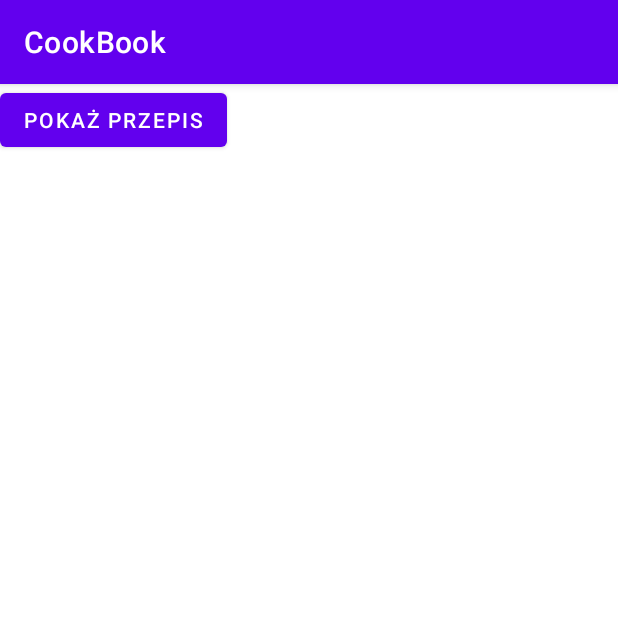
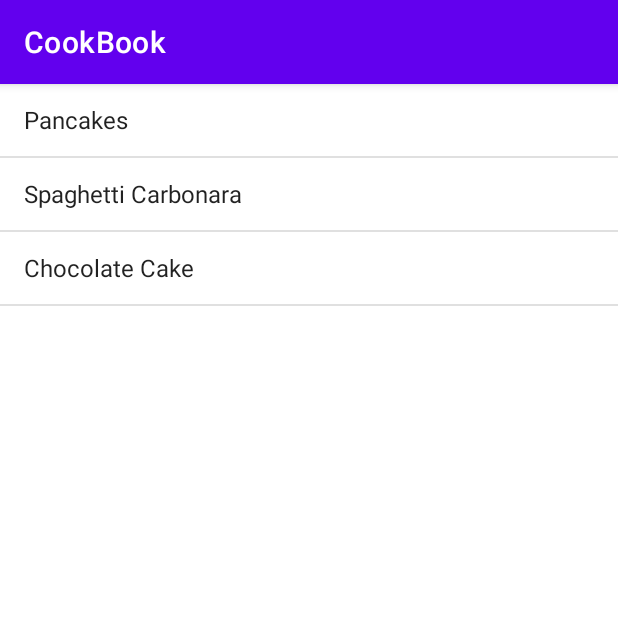
Before and after one commit to kaoiks/mobile_apps_lab, an Android app: the screen it shows after launch (MainActivity), on a phone screen of 412 x 824 dp, the top half of it. Run offline under Robolectric (Android 15) with nearby library versions, the phone set to English and light mode, and no system bars.

```diff
--- a/app/src/main/java/com/example/cookbook/Recipe.kt
+++ b/app/src/main/java/com/example/cookbook/Recipe.kt
@@ -3,9 +3,6 @@ package com.example.cookbook
 class Recipe(
     private val name: String,
     private val recipe: String) {
-
-    public final Recipe[]
-
 
     fun getRecipe(): String {
         return recipe
@@ -18,4 +15,12 @@ class Recipe(
     override fun toString(): String {
         return name
     }
+
+    companion object {
+        val recipes = arrayOf(
+            Recipe("Pancakes", " 1. Mix flour, sugar, and baking powder in a bowl.\n 2. In a separate bowl, mix milk, egg, and melted butter.\n 3. Pour wet ingredients into dry ingredients and mix until just combined.\n 4. Cook on a greased skillet over medium heat."),
+            Recipe("Spaghetti Carbonara", " 1. Cook spaghetti in salted boiling water.\n 2. Fry pancetta or bacon until crispy.\n 3. Beat eggs and mix in grated Parmesan cheese.\n 4. Drain spaghetti and add to the pan with the pancetta.\n 5. Pour egg mixture over spaghetti and cook until sauce thickens."),
+            Recipe("Chocolate Cake", " 1. Preheat oven to 350°F. 2. Mix flour, sugar, cocoa powder, baking soda, and salt in a bowl. 3. In a separate bowl, mix water, oil, vinegar, and vanilla extract. 4. Pour wet ingredients into dry ingredients and mix until just combined. 5. Pour batter into a greased cake pan and bake for 30-35 minutes."),
+        )
+    }
 }
--- /dev/null
+++ b/app/src/main/java/com/example/cookbook/RecipeListFragment.kt
@@ -0,0 +1,62 @@
+package com.example.cookbook
+
+import android.content.Context
+import android.content.Intent
+import android.os.Bundle
+import android.util.Log
+import android.view.LayoutInflater
+import android.view.View
+import android.view.ViewGroup
+import android.widget.ArrayAdapter
+import android.widget.ListView
+import androidx.fragment.app.FragmentTransaction
+import androidx.fragment.app.ListFragment
+import android.R as RR
+import androidx.appcompat.app.AppCompatActivity
+import androidx.fragment.app.FragmentManager
+
+
+class RecipeListFragment : ListFragment() {
+
+    var listener: OnListItemClickListener? = null
+
+    override fun onAttach(context: Context) {
+        super.onAttach(context)
+        if (context is OnListItemClickListener) {
+            listener = context
+        } else {
+            throw RuntimeException("$context must implement OnListItemClickListener")
+        }
+    }
+
+    override fun onDetach() {
+        super.onDetach()
+        listener = null
+    }
+
+    override fun onListItemClick(l: ListView, v: View, position: Int, id: Long) {
+        super.onListItemClick(l, v, position, id)
+        listener?.onListItemClick(id)
+    }
+
+    override fun onCreateView(
+        inflater: LayoutInflater,
+        container: ViewGroup?,
+        savedInstanceState: Bundle?
+    ): View? {
+        val names = arrayOfNulls<String>(Recipe.recipes.size)
+        for (i in names.indices) {
+            names[i] = Recipe.recipes[i].getName()
+        }
+        val adapter: ArrayAdapter<String> = ArrayAdapter(
+            inflater.context, RR.layout.simple_list_item_1, names
+        )
+        listAdapter = adapter
+        return super.onCreateView(inflater, container, savedInstanceState)
+    }
+
+
+    interface OnListItemClickListener {
+        fun onListItemClick(id: Long)
+    }
+}
--- a/app/src/main/res/layout/activity_detail.xml
+++ b/app/src/main/res/layout/activity_detail.xml
@@ -3,4 +3,5 @@
     xmlns:android="http://schemas.android.com/apk/res/android"
     android:name="com.example.cookbook.RecipeDetailFragment"
     android:layout_width="match_parent"
-    android:layout_height="match_parent" />
+    android:layout_height="match_parent"
+    android:id="@+id/detail_frag" />
--- a/app/src/main/res/layout/activity_main.xml
+++ b/app/src/main/res/layout/activity_main.xml
@@ -1,25 +1,6 @@
 <?xml version="1.0" encoding="utf-8"?>
-<androidx.constraintlayout.widget.ConstraintLayout xmlns:android="http://schemas.android.com/apk/res/android"
-    xmlns:app="http://schemas.android.com/apk/res-auto"
-    xmlns:tools="http://schemas.android.com/tools"
+
+<fragment xmlns:android="http://schemas.android.com/apk/res/android"
+    android:name="com.example.cookbook.RecipeListFragment"
     android:layout_width="match_parent"
-    android:layout_height="match_parent"
-    tools:context=".MainActivity">
-
-
-    <LinearLayout
-        android:layout_width="match_parent"
-        android:layout_height="match_parent"
-        android:orientation="horizontal"
-        app:layout_constraintBottom_toBottomOf="parent"
-        app:layout_constraintEnd_toEndOf="parent"
-        app:layout_constraintStart_toStartOf="parent"
-        app:layout_constraintTop_toTopOf="parent">
-
-        <Button
-            android:layout_width="wrap_content"
-            android:layout_height="wrap_content"
-            android:onClick="onShowDetail"
-            android:text="@string/detail_button"/>
-    </LinearLayout>
-</androidx.constraintlayout.widget.ConstraintLayout>
+    android:layout_height="match_parent" />
```
Also changed, not shown: app/src/main/java/com/example/cookbook/DetailActivity.kt (+12 -1 lines), app/src/main/java/com/example/cookbook/MainActivity.kt (+43 -4 lines), app/src/main/java/com/example/cookbook/RecipeDetailFragment.kt (+29 -0 lines), app/src/main/res/layout-large/activity_main.xml (added, +18 -0 lines), app/src/main/res/layout-large/fragment_recipe_detail.xml (added, +16 -0 lines), 1 other file.
